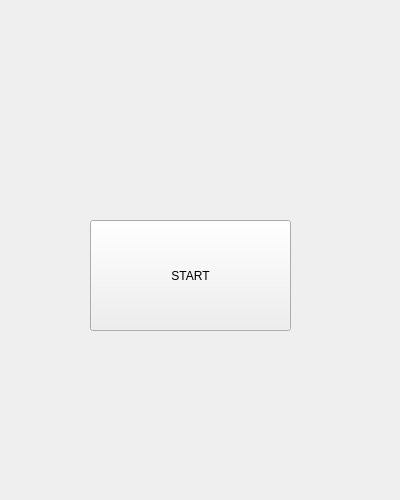
annie31123/QT2048, file qt2048.ui: the form before one commit.
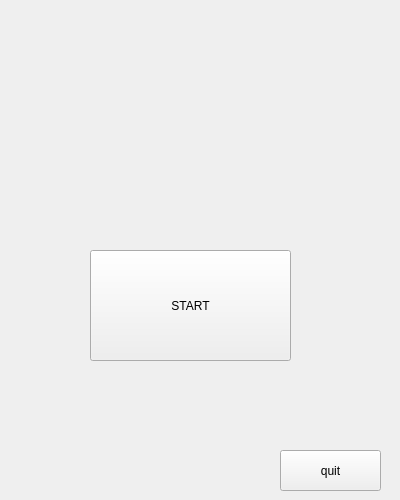
The form after the commit. Icons and pictures are not drawn.

Diff of the .ui file:
```diff
--- a/qt2048.ui
+++ b/qt2048.ui
@@ -17,9 +17,9 @@
    <property name="geometry">
     <rect>
      <x>90</x>
-     <y>50</y>
-     <width>201</width>
-     <height>91</height>
+     <y>40</y>
+     <width>221</width>
+     <height>131</height>
     </rect>
    </property>
    <property name="text">
@@ -33,7 +33,7 @@
    <property name="geometry">
     <rect>
      <x>90</x>
-     <y>220</y>
+     <y>250</y>
      <width>201</width>
      <height>111</height>
     </rect>
@@ -42,6 +42,19 @@
     <string>START</string>
    </property>
   </widget>
+  <widget class="QPushButton" name="pushButton">
+   <property name="geometry">
+    <rect>
+     <x>280</x>
+     <y>450</y>
+     <width>101</width>
+     <height>41</height>
+    </rect>
+   </property>
+   <property name="text">
+    <string>quit</string>
+   </property>
+  </widget>
  </widget>
  <layoutdefault spacing="6" margin="11"/>
  <resources>
```
Left out of the diff: 19 changed lines with no effect on the pictures.
